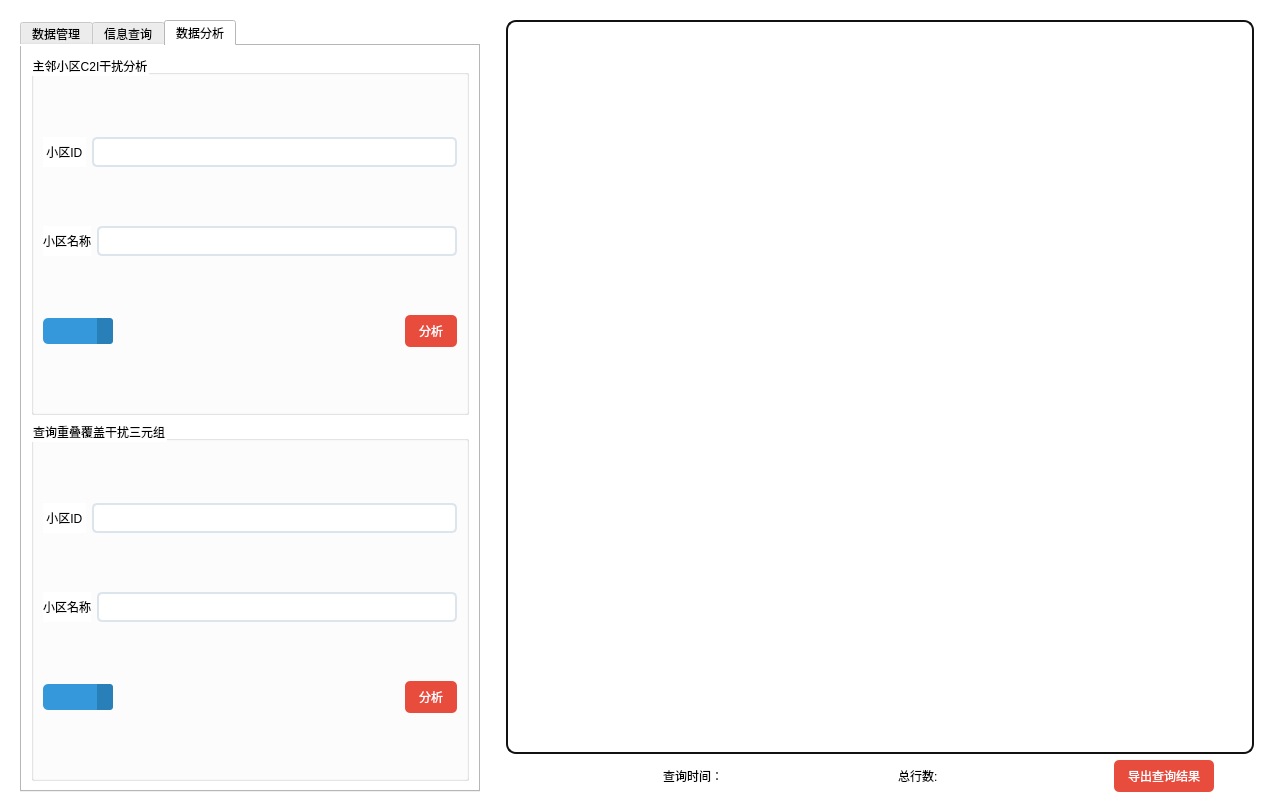
This is src/management.ui in Connor1996/DatabaseExpr as Qt 5 draws it before an edit. The edited form follows.
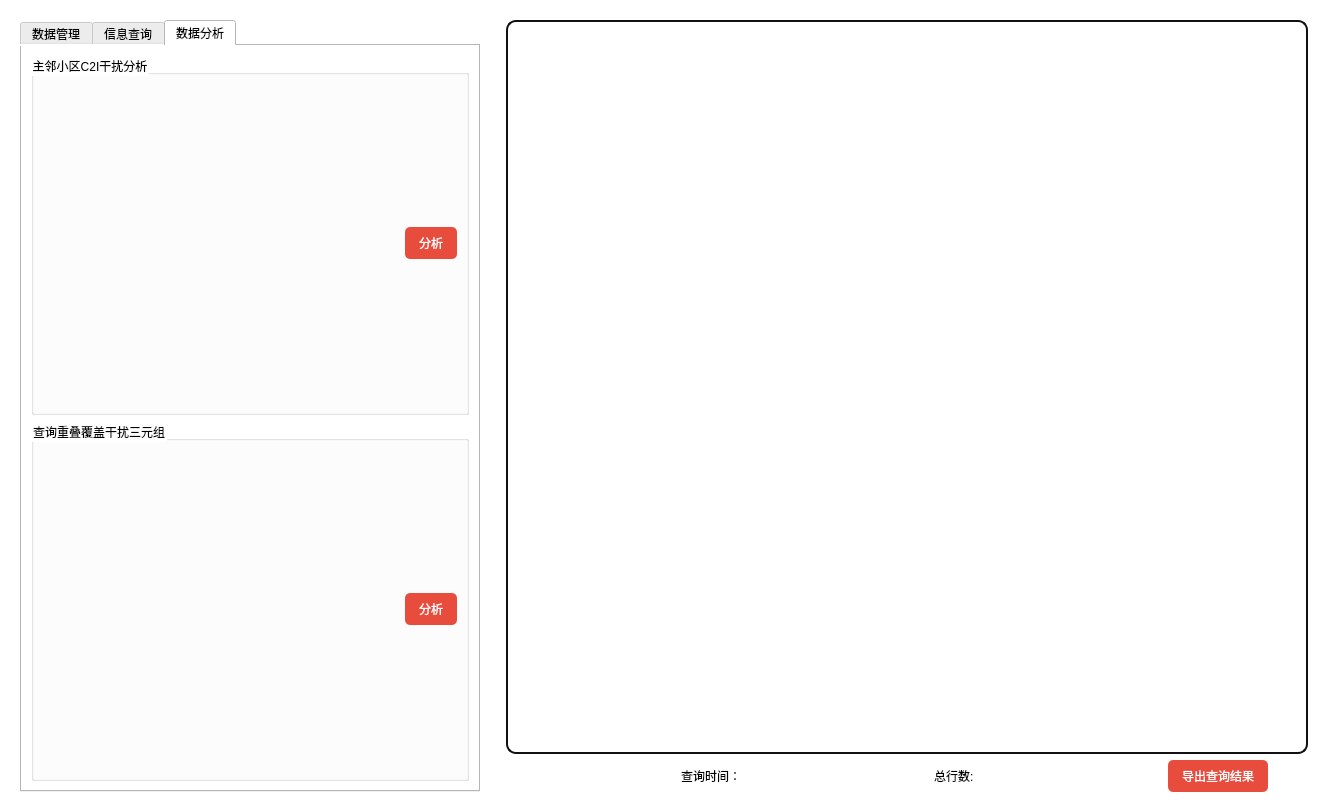
This is the edited form. The open tabs and pages were chosen to show the change. Icons and pictures are not drawn.

The edit to the form file:
```diff
--- a/src/management.ui
+++ b/src/management.ui
@@ -6,10 +6,16 @@
    <rect>
     <x>0</x>
     <y>0</y>
-    <width>1274</width>
+    <width>1328</width>
     <height>812</height>
    </rect>
   </property>
+  <property name="sizePolicy">
+   <sizepolicy hsizetype="Expanding" vsizetype="Expanding">
+    <horstretch>0</horstretch>
+    <verstretch>0</verstretch>
+   </sizepolicy>
+  </property>
   <property name="windowTitle">
    <string>Form</string>
   </property>
@@ -1493,80 +1499,6 @@
               <bool>false</bool>
              </property>
              <layout class="QVBoxLayout" name="verticalLayout_7">
-              <item>
-               <layout class="QHBoxLayout" name="horizontalLayout_14">
-                <property name="sizeConstraint">
-                 <enum>QLayout::SetMinAndMaxSize</enum>
-                </property>
-                <item>
-                 <widget class="QLabel" name="label_8">
-                  <property name="sizePolicy">
-                   <sizepolicy hsizetype="Fixed" vsizetype="Minimum">
-                    <horstretch>0</horstretch>
-                    <verstretch>0</verstretch>
-                   </sizepolicy>
-                  </property>
-                  <property name="frameShape">
-                   <enum>QFrame::NoFrame</enum>
-                  </property>
-                  <property name="text">
-                   <string> 小区ID </string>
-                  </property>
-                 </widget>
-                </item>
-                <item>
-                 <widget class="QLineEdit" name="userIdEdit_7">
-                  <property name="sizePolicy">
-                   <sizepolicy hsizetype="Minimum" vsizetype="Fixed">
-                    <horstretch>0</horstretch>
-                    <verstretch>0</verstretch>
-                   </sizepolicy>
-                  </property>
-                  <property name="styleSheet">
-                   <string notr="true">QLineEdit{border-style:none;padding:5px;border-radius:5px;border:2px solid #DCE4EC;}
-QLineEdit:focus{border:2px solid #3498DB;}</string>
-                  </property>
-                 </widget>
-                </item>
-               </layout>
-              </item>
-              <item>
-               <layout class="QHBoxLayout" name="horizontalLayout_15">
-                <property name="sizeConstraint">
-                 <enum>QLayout::SetMinAndMaxSize</enum>
-                </property>
-                <item>
-                 <widget class="QLabel" name="label_24">
-                  <property name="sizePolicy">
-                   <sizepolicy hsizetype="Fixed" vsizetype="Minimum">
-                    <horstretch>0</horstretch>
-                    <verstretch>0</verstretch>
-                   </sizepolicy>
-                  </property>
-                  <property name="frameShape">
-                   <enum>QFrame::NoFrame</enum>
-                  </property>
-                  <property name="text">
-                   <string>小区名称</string>
-                  </property>
-                 </widget>
-                </item>
-                <item>
-                 <widget class="QLineEdit" name="userIdEdit_17">
-                  <property name="sizePolicy">
-                   <sizepolicy hsizetype="Minimum" vsizetype="Fixed">
-                    <horstretch>0</horstretch>
-                    <verstretch>0</verstretch>
-                   </sizepolicy>
-                  </property>
-                  <property name="styleSheet">
-                   <string notr="true">QLineEdit{border-style:none;padding:5px;border-radius:5px;border:2px solid #DCE4EC;}
-QLineEdit:focus{border:2px solid #3498DB;}</string>
-                  </property>
-                 </widget>
-                </item>
-               </layout>
-              </item>
               <item>
                <layout class="QHBoxLayout" name="horizontalLayout_16">
                 <property name="spacing">
@@ -1575,42 +1507,6 @@
                 <property name="sizeConstraint">
                  <enum>QLayout::SetMinAndMaxSize</enum>
                 </property>
-                <item>
-                 <widget class="QComboBox" name="roomId_7">
-                  <property name="sizePolicy">
-                   <sizepolicy hsizetype="Maximum" vsizetype="Fixed">
-                    <horstretch>0</horstretch>
-                    <verstretch>0</verstretch>
-                   </sizepolicy>
-                  </property>
-                  <property name="styleSheet">
-                   <string notr="true">QComboBox{border-style:none;padding:5px;border-radius:5px; color:#FFFFFF;background:#3498DB;
-selection-background-color: #3498DB;
-}
-
-QComboBox:hover, QPushButton:hover
-{
-    color:#E5FEFF;background:#5DACE4
-}
-
-QComboBox::drop-down {
-color:#E5FEFF;background:#2980B9;
-    border-left-width: 0px;
-     border-left-style: solid; /* just a single line */
-     border-top-right-radius: 3px; /* same radius as the QComboBox */
-     border-bottom-right-radius: 3px;
-     padding-left: 10px;
-}
-
-QComboBox::down-arrow {
-    image: url(:/misc/down_arrow_2);
-}</string>
-                  </property>
-                  <property name="currentIndex">
-                   <number>-1</number>
-                  </property>
-                 </widget>
-                </item>
                 <item>
                  <spacer name="horizontalSpacer_4">
                   <property name="orientation">
@@ -1661,80 +1557,6 @@
               <bool>false</bool>
              </property>
              <layout class="QVBoxLayout" name="verticalLayout_5">
-              <item>
-               <layout class="QHBoxLayout" name="horizontalLayout_13">
-                <property name="sizeConstraint">
-                 <enum>QLayout::SetMinAndMaxSize</enum>
-                </property>
-                <item>
-                 <widget class="QLabel" name="label_6">
-                  <property name="sizePolicy">
-                   <sizepolicy hsizetype="Fixed" vsizetype="Minimum">
-                    <horstretch>0</horstretch>
-                    <verstretch>0</verstretch>
-                   </sizepolicy>
-                  </property>
-                  <property name="frameShape">
-                   <enum>QFrame::NoFrame</enum>
-                  </property>
-                  <property name="text">
-                   <string> 小区ID </string>
-                  </property>
-                 </widget>
-                </item>
-                <item>
-                 <widget class="QLineEdit" name="userIdEdit_5">
-                  <property name="sizePolicy">
-                   <sizepolicy hsizetype="Minimum" vsizetype="Fixed">
-                    <horstretch>0</horstretch>
-                    <verstretch>0</verstretch>
-                   </sizepolicy>
-                  </property>
-                  <property name="styleSheet">
-                   <string notr="true">QLineEdit{border-style:none;padding:5px;border-radius:5px;border:2px solid #DCE4EC;}
-QLineEdit:focus{border:2px solid #3498DB;}</string>
-                  </property>
-                 </widget>
-                </item>
-               </layout>
-              </item>
-              <item>
-               <layout class="QHBoxLayout" name="horizontalLayout_8">
-                <property name="sizeConstraint">
-                 <enum>QLayout::SetMinAndMaxSize</enum>
-                </property>
-                <item>
-                 <widget class="QLabel" name="label_7">
-                  <property name="sizePolicy">
-                   <sizepolicy hsizetype="Fixed" vsizetype="Minimum">
-                    <horstretch>0</horstretch>
-                    <verstretch>0</verstretch>
-                   </sizepolicy>
-                  </property>
-                  <property name="frameShape">
-                   <enum>QFrame::NoFrame</enum>
-                  </property>
-                  <property name="text">
-                   <string>小区名称</string>
-                  </property>
-                 </widget>
-                </item>
-                <item>
-                 <widget class="QLineEdit" name="userIdEdit_6">
-                  <property name="sizePolicy">
-                   <sizepolicy hsizetype="Minimum" vsizetype="Fixed">
-                    <horstretch>0</horstretch>
-                    <verstretch>0</verstretch>
-                   </sizepolicy>
-                  </property>
-                  <property name="styleSheet">
-                   <string notr="true">QLineEdit{border-style:none;padding:5px;border-radius:5px;border:2px solid #DCE4EC;}
-QLineEdit:focus{border:2px solid #3498DB;}</string>
-                  </property>
-                 </widget>
-                </item>
-               </layout>
-              </item>
               <item>
                <layout class="QHBoxLayout" name="horizontalLayout_6">
                 <property name="spacing">
@@ -1743,42 +1565,6 @@
                 <property name="sizeConstraint">
                  <enum>QLayout::SetMinAndMaxSize</enum>
                 </property>
-                <item>
-                 <widget class="QComboBox" name="roomId_6">
-                  <property name="sizePolicy">
-                   <sizepolicy hsizetype="Maximum" vsizetype="Fixed">
-                    <horstretch>0</horstretch>
-                    <verstretch>0</verstretch>
-                   </sizepolicy>
-                  </property>
-                  <property name="styleSheet">
-                   <string notr="true">QComboBox{border-style:none;padding:5px;border-radius:5px; color:#FFFFFF;background:#3498DB;
-selection-background-color: #3498DB;
-}
-
-QComboBox:hover, QPushButton:hover
-{
-    color:#E5FEFF;background:#5DACE4
-}
-
-QComboBox::drop-down {
-color:#E5FEFF;background:#2980B9;
-    border-left-width: 0px;
-     border-left-style: solid; /* just a single line */
-     border-top-right-radius: 3px; /* same radius as the QComboBox */
-     border-bottom-right-radius: 3px;
-     padding-left: 10px;
-}
-
-QComboBox::down-arrow {
-    image: url(:/misc/down_arrow_2);
-}</string>
-                  </property>
-                  <property name="currentIndex">
-                   <number>-1</number>
-                  </property>
-                 </widget>
-                </item>
                 <item>
                  <spacer name="horizontalSpacer_3">
                   <property name="orientation">
@@ -1867,7 +1653,7 @@
          <rect>
           <x>0</x>
           <y>0</y>
-          <width>720</width>
+          <width>774</width>
           <height>718</height>
          </rect>
         </property>
```
Left out of the diff: 49 changed lines with no effect on the pictures.
